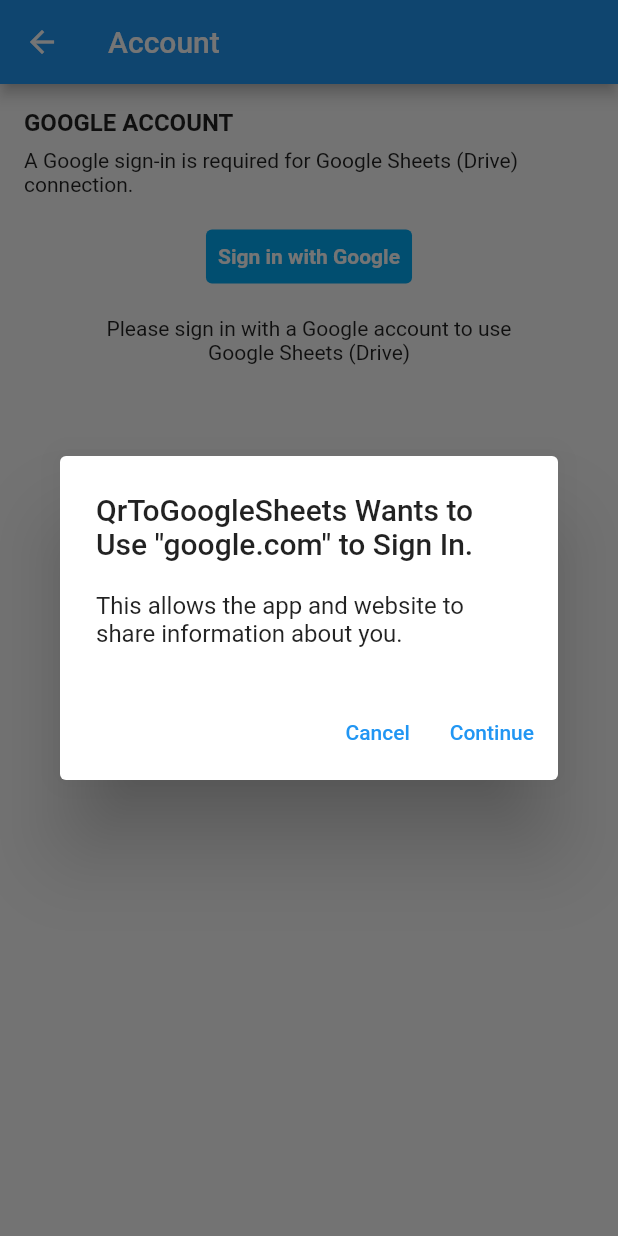
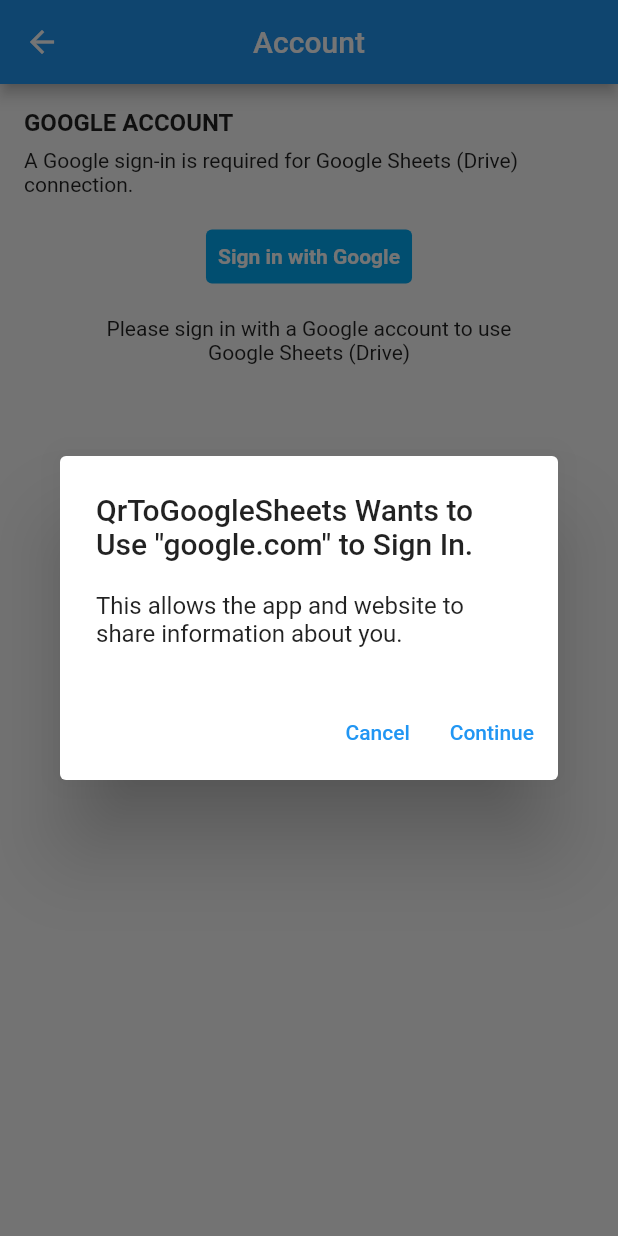
Before and after one commit to hungxtran/QR-to-Google-Sheets, a Flutter app: the AccountPage screen opened directly, after a tap on "Sign in with Google", on a phone screen of 412 x 824 dp. Run offline on Flutter 3.47's test engine with Material 2 defaults, Android fonts, the phone set to English and light mode, and no system bars; missing offline and left inert: ai_barcode_scanner.

Commit message:
run dart fix

```diff
--- a/qr_to_google_sheets/lib/account.dart
+++ b/qr_to_google_sheets/lib/account.dart
@@ -2,6 +2,8 @@ import 'package:flutter/material.dart';
 import 'package:url_launcher/url_launcher.dart';
 
 class AccountPage extends StatelessWidget {
+  const AccountPage({super.key});
+
   @override
   Widget build(BuildContext context) {
     // Function to show the alert dialog
@@ -10,19 +12,19 @@ class AccountPage extends StatelessWidget {
         context: context,
         builder: (BuildContext context) {
           return AlertDialog(
-            title:
-                Text('QrToGoogleSheets Wants to Use "google.com" to Sign In.'),
-            content: Text(
+            title: const Text(
+                'QrToGoogleSheets Wants to Use "google.com" to Sign In.'),
+            content: const Text(
                 'This allows the app and website to share information about you.'),
             actions: <Widget>[
               TextButton(
-                child: Text('Cancel'),
+                child: const Text('Cancel'),
                 onPressed: () {
                   Navigator.of(context).pop();
                 },
               ),
               TextButton(
-                child: Text('Continue'),
+                child: const Text('Continue'),
                 onPressed: () async {
                   // Define the URL for Google Sheets permissions (replace with your actual URL)
                   final Uri googleSheetsPermissionUrl = Uri(
@@ -35,7 +37,7 @@ class AccountPage extends StatelessWidget {
                   } else {
                     // Handle the error if the URL cannot be launched
                     ScaffoldMessenger.of(context).showSnackBar(
-                      SnackBar(
+                      const SnackBar(
                         content: Text('Unable to open the URL.'),
                       ),
                     );
@@ -52,8 +54,9 @@ class AccountPage extends StatelessWidget {
     return Scaffold(
       appBar: AppBar(
         title: const Text('Account'),
+        centerTitle: true,
         leading: IconButton(
-          icon: Icon(Icons.arrow_back),
+          icon: const Icon(Icons.arrow_back),
           onPressed: () {
             Navigator.of(context).pop();
           },
@@ -109,7 +112,7 @@ class AccountPage extends StatelessWidget {
                     16), // Add spacing between the button and the description
             Container(
               alignment: Alignment.center,
-              child: Column(
+              child: const Column(
                 mainAxisAlignment: MainAxisAlignment.center,
                 children: [
                   Text(
--- a/qr_to_google_sheets/lib/connection.dart
+++ b/qr_to_google_sheets/lib/connection.dart
@@ -1,13 +1,16 @@
 import 'package:flutter/material.dart';
 
 class ConnectionPage extends StatelessWidget {
+  const ConnectionPage({super.key});
+
   @override
   Widget build(BuildContext context) {
     return Scaffold(
       appBar: AppBar(
         title: const Text('New Connection'),
+        centerTitle: true,
         leading: IconButton(
-          icon: Icon(Icons.arrow_back),
+          icon: const Icon(Icons.arrow_back),
           onPressed: () {
             Navigator.of(context).pop();
           },
--- a/qr_to_google_sheets/lib/main.dart
+++ b/qr_to_google_sheets/lib/main.dart
@@ -33,13 +33,14 @@ class _MyHomePageState extends State<MyHomePage> {
     return Scaffold(
       appBar: AppBar(
         title: const Text(' Scanner'),
+        centerTitle: true,
         actions: [
           IconButton(
             icon: const Icon(Icons.settings),
             onPressed: () {
               Navigator.of(context).push(
                 MaterialPageRoute(
-                  builder: (context) => SettingsPage(),
+                  builder: (context) => const SettingsPage(),
                 ),
               );
             },
```
Also changed, not shown: qr_to_google_sheets/lib/setttings.dart (+9 -5 lines).
